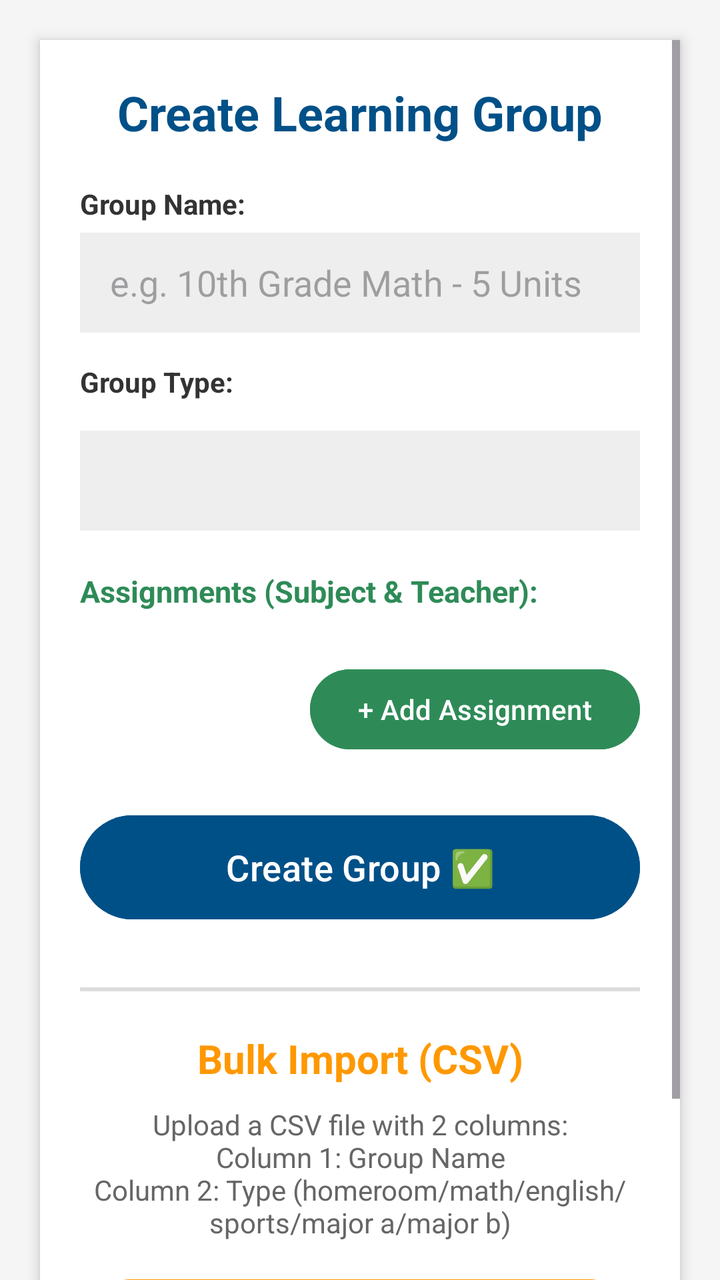
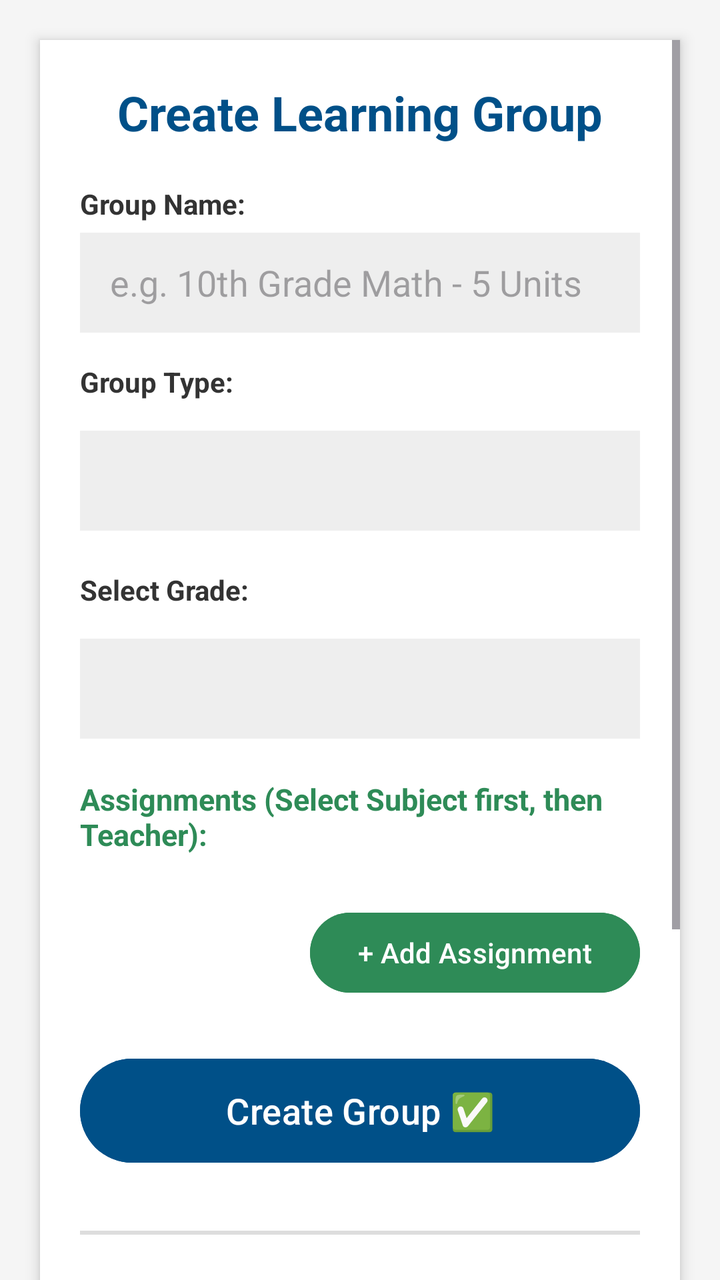

Screens rendered from an Android XML layout before and after an edit, with the pre-edit source and the edit as a unified diff.
<!-- AndroidManifest.xml: application theme Theme.Schooly -->
<!-- res/layout/activity_add_class.xml -->
<?xml version="1.0" encoding="utf-8"?>
<ScrollView xmlns:android="http://schemas.android.com/apk/res/android"
    xmlns:app="http://schemas.android.com/apk/res-auto"
    android:layout_width="match_parent"
    android:layout_height="match_parent"
    android:background="#F5F5F5"
    android:padding="20dp"
    android:clipToPadding="false"
    android:clipChildren="false">

    <LinearLayout
        android:layout_width="match_parent"
        android:layout_height="wrap_content"
        android:orientation="vertical"
        android:background="@android:color/white"
        android:padding="20dp"
        android:elevation="4dp"
        android:clipToPadding="false"
        android:clipChildren="false">

        <TextView
            android:layout_width="match_parent"
            android:layout_height="wrap_content"
            android:text="Create Learning Group"
            android:textSize="24sp"
            android:textStyle="bold"
            android:textColor="#005088"
            android:gravity="center"
            android:layout_marginBottom="20dp"/>

        <TextView
            android:id="@+id/tvSchoolTitle"
            android:layout_width="match_parent"
            android:layout_height="wrap_content"
            android:text="Select School:"
            android:textStyle="bold"
            android:layout_marginBottom="5dp"
            android:textColor="#333333"
            android:visibility="gone"/>

        <Spinner
            android:id="@+id/spinnerSchoolSelect"
            android:layout_width="match_parent"
            android:layout_height="50dp"
            android:background="#EEEEEE"
            android:layout_marginBottom="15dp"
            android:visibility="gone"/>

        <EditText
            android:id="@+id/etSchoolLocked"
            android:layout_width="match_parent"
            android:layout_height="50dp"
            android:padding="10dp"
            android:background="#EEEEEE"
            android:enabled="false"
            android:textColor="#333333"
            android:visibility="gone"
            android:layout_marginBottom="15dp"/>

        <View
            android:id="@+id/viewSchoolDivider"
            android:layout_width="match_parent"
            android:layout_height="1dp"
            android:background="#CCCCCC"
            android:visibility="gone"
            android:layout_marginBottom="15dp"/>

        <TextView
            android:layout_width="match_parent"
            android:layout_height="wrap_content"
            android:text="Group Name:"
            android:textStyle="bold"
            android:layout_marginBottom="5dp"
            android:textColor="#333333"/>

        <EditText
            android:id="@+id/etClassName"
            android:layout_width="match_parent"
            android:layout_height="50dp"
            android:hint="e.g. 10th Grade Math - 5 Units"
            android:paddingStart="15dp"
            android:background="#EEEEEE"
            android:layout_marginBottom="15dp"/>

        <TextView
            android:layout_width="match_parent"
            android:layout_height="wrap_content"
            android:text="Group Type:"
            android:textStyle="bold"
            android:layout_marginBottom="5dp"
            android:textColor="#333333"/>

        <Spinner
            android:id="@+id/spinnerGroupType"
            android:layout_width="match_parent"
            android:layout_height="50dp"
            android:background="#EEEEEE"
            android:layout_marginTop="10dp"
            android:layout_marginBottom="20dp"/>

        <TextView
            android:layout_width="match_parent"
            android:layout_height="wrap_content"
            android:text="Assignments (Subject &amp; Teacher):"
            android:textStyle="bold"
            android:textColor="#2E8B57"
            android:textSize="15sp"
            android:layout_marginBottom="15dp"/>

        <LinearLayout
            android:id="@+id/layoutPairsContainer"
            android:layout_width="match_parent"
            android:layout_height="wrap_content"
            android:orientation="vertical"
            android:clipToPadding="false"
            android:clipChildren="false"
            android:layout_marginBottom="10dp" />

        <Button
            android:id="@+id/btnAddPairRow"
            android:layout_width="wrap_content"
            android:layout_height="wrap_content"
            android:text="+ Add Assignment"
            android:backgroundTint="#2E8B57"
            android:textColor="@android:color/white"
            android:layout_gravity="end"
            android:layout_marginBottom="25dp"/>

        <Button
            android:id="@+id/btnSaveClass"
            android:layout_width="match_parent"
            android:layout_height="60dp"
            android:text="Create Group ✅"
            android:textSize="18sp"
            android:backgroundTint="#005088"
            android:textColor="@android:color/white"
            android:layout_marginBottom="30dp"/>

        <View
            android:layout_width="match_parent"
            android:layout_height="2dp"
            android:background="#DDDDDD"
            android:layout_marginBottom="20dp"/>

        <TextView
            android:layout_width="match_parent"
            android:layout_height="wrap_content"
            android:text="Bulk Import (CSV)"
            android:textSize="20sp"
            android:textStyle="bold"
            android:textColor="#FF9800"
            android:gravity="center"
            android:layout_marginBottom="10dp"/>

        <TextView
            android:layout_width="match_parent"
            android:layout_height="wrap_content"
            android:text="Upload a CSV file with 2 columns:\nColumn 1: Group Name\nColumn 2: Type (homeroom/math/english/sports/major a/major b)"
            android:textSize="14sp"
            android:textColor="#666666"
            android:gravity="center"
            android:layout_marginBottom="15dp"/>

        <Button
            android:id="@+id/btnImportCsv"
            android:layout_width="match_parent"
            android:layout_height="60dp"
            android:text="Select CSV File 📂"
            android:textSize="18sp"
            android:backgroundTint="#FF9800"
            android:textColor="@android:color/white"
            android:layout_marginBottom="10dp"/>

    </LinearLayout>
</ScrollView>
<!-- resources referenced by this layout -->
<resources>
  <style name="Theme.Schooly" parent="Base.Theme.Schooly" />
  <style name="Base.Theme.Schooly" parent="Theme.Material3.DayNight.NoActionBar">
          
          
      </style>
</resources>

<!-- the commit's change to res/layout/activity_add_class.xml (unified diff, before → after) -->
@@ -101,7 +101,22 @@
         <TextView
             android:layout_width="match_parent"
             android:layout_height="wrap_content"
-            android:text="Assignments (Subject &amp; Teacher):"
+            android:text="Select Grade:"
+            android:textStyle="bold"
+            android:layout_marginBottom="5dp"
+            android:textColor="#333333"/>
+
+        <Spinner
+            android:id="@+id/spinnerGradeSelect"
+            android:layout_width="match_parent"
+            android:layout_height="50dp"
+            android:background="#EEEEEE"
+            android:layout_marginTop="10dp"
+            android:layout_marginBottom="20dp"/>
+        <TextView
+            android:layout_width="match_parent"
+            android:layout_height="wrap_content"
+            android:text="Assignments (Select Subject first, then Teacher):"
             android:textStyle="bold"
             android:textColor="#2E8B57"
             android:textSize="15sp"
@@ -155,7 +170,7 @@
         <TextView
             android:layout_width="match_parent"
             android:layout_height="wrap_content"
-            android:text="Upload a CSV file with 2 columns:\nColumn 1: Group Name\nColumn 2: Type (homeroom/math/english/sports/major a/major b)"
+            android:text="Upload a CSV file with 3 columns:\nCol 1: Group Name\nCol 2: Type (homeroom/math/english/sports/major a/major b)\nCol 3: Grade Name (e.g. 11th grade)"
             android:textSize="14sp"
             android:textColor="#666666"
             android:gravity="center"
